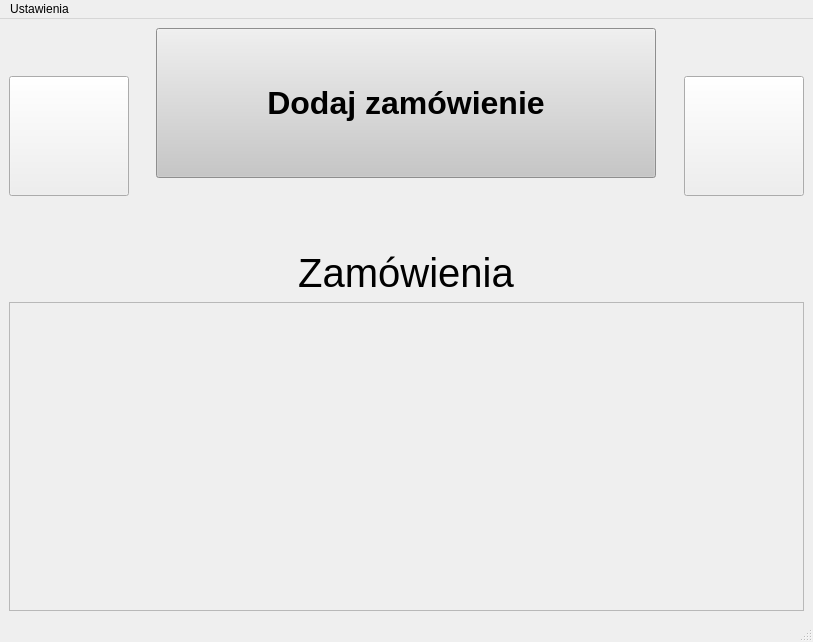
andreq114/OrdersManager_Client, file mainwindow.ui: the form before one commit.
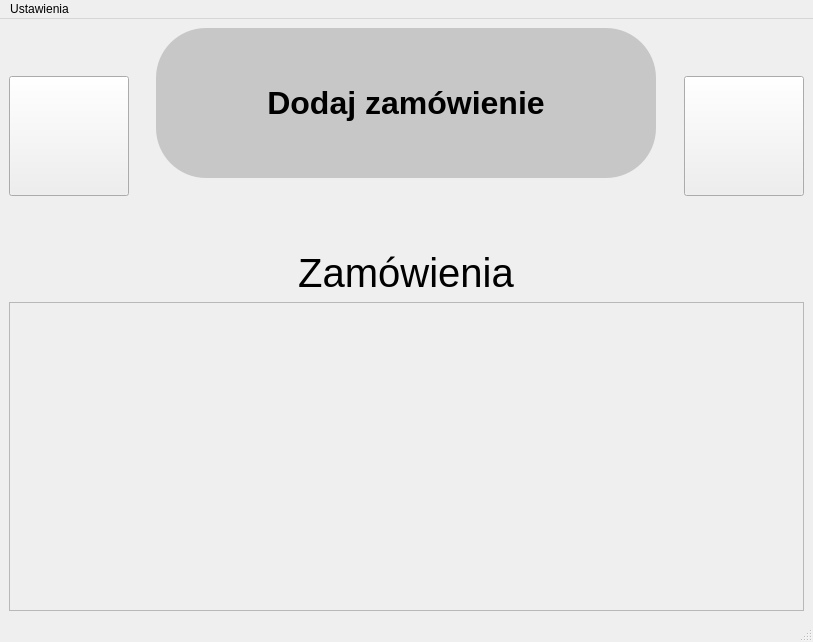
The form after the commit. Icons and pictures are not drawn.

Commit message: Poprawienie wielkosci okienek konfiguracji

```diff
--- a/mainwindow.ui
+++ b/mainwindow.ui
@@ -65,7 +65,8 @@
              </font>
             </property>
             <property name="styleSheet">
-             <string notr="true">background-color: rgb(199, 199, 199);</string>
+             <string notr="true">background-color: rgb(199, 199, 199);
+border-radius: 50px;</string>
             </property>
             <property name="text">
              <string>Dodaj zamówienie</string>
```
The commit also changes 2 other files.
